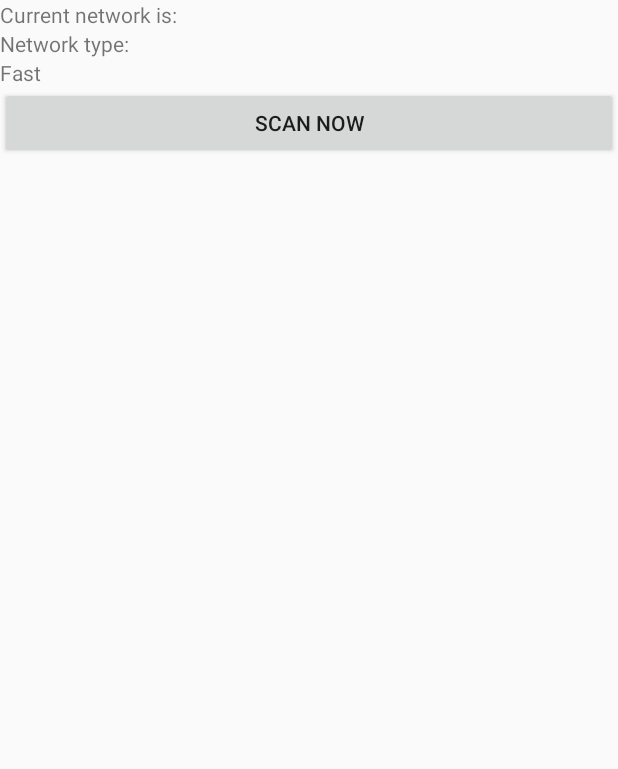
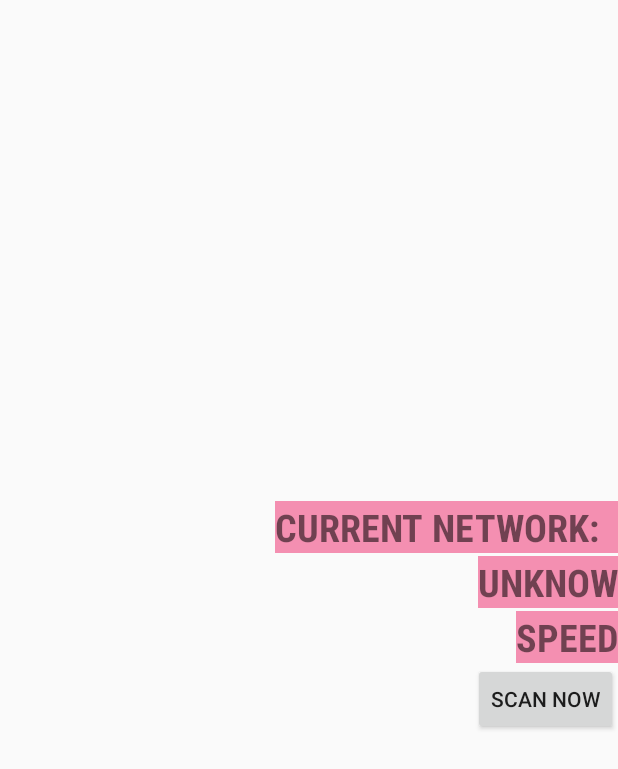
Before and after one commit to PhongHuynh93/Wifi2, an Android app: the layout fragment_mobile.xml on its own in the app's theme, with its tools: preview values and no code run, on a phone screen of 412 x 824 dp. Shown: the top 769 px of the screen. Run offline under Robolectric (Android 15) with nearby library versions, the phone set to English and light mode, and no system bars.

Commit message:
feat - change color, background network scan

```diff
--- a/app/src/main/res/layout/fragment_mobile.xml
+++ b/app/src/main/res/layout/fragment_mobile.xml
@@ -1,31 +1,57 @@
-<LinearLayout
+<FrameLayout
     xmlns:android="http://schemas.android.com/apk/res/android"
-    xmlns:tools="http://schemas.android.com/tools"
+    android:layout_width="match_parent"
+    android:layout_height="match_parent">
+
+    <ImageView
+        android:id="@+id/bg_scan_mobile"
         android:layout_width="match_parent"
         android:layout_height="match_parent"
-    android:orientation="vertical"
-    tools:context="dhbk.android.wifi2.fragments.MobileFragment">
+        android:scaleType="centerCrop"/>
+
+    <LinearLayout
+        android:layout_width="wrap_content"
+        android:layout_height="wrap_content"
+        android:layout_gravity="center_vertical|end"
+        android:gravity="end"
+        android:orientation="vertical">
 
         <TextView
-        android:layout_width="match_parent"
+            android:layout_marginBottom="@dimen/space_super_small"
+            android:layout_width="wrap_content"
             android:layout_height="wrap_content"
-        android:text="Current network is: "/>
+            android:background="@color/pink"
+            android:fontFamily="sans-serif-condensed"
+            android:text="CURRENT NETWORK:  "
+            android:textSize="@dimen/font_larger"
+            android:textStyle="bold"
+            />
 
         <TextView
+            android:layout_marginBottom="@dimen/space_super_small"
             android:id="@+id/network_type"
-        android:layout_width="match_parent"
+            android:layout_width="wrap_content"
             android:layout_height="wrap_content"
-        android:text="Network type: "/>
+            android:background="@color/pink"
+            android:fontFamily="sans-serif-condensed"
+            android:text="UNKNOW"
+            android:textSize="@dimen/font_larger"
+            android:textStyle="bold"/>
 
         <TextView
             android:id="@+id/network_speed"
-        android:layout_width="match_parent"
+            android:layout_width="wrap_content"
             android:layout_height="wrap_content"
-        android:text="Fast"/>
+            android:background="@color/pink"
+            android:fontFamily="sans-serif-condensed"
+            android:text="SPEED"
+            android:textSize="@dimen/font_larger"
+            android:textStyle="bold"/>
 
         <Button
-        android:layout_width="match_parent"
+            android:id="@+id/scan_mobile"
+            android:layout_width="wrap_content"
             android:layout_height="wrap_content"
-        android:id="@+id/scan_mobile"
             android:text="Scan now"/>
     </LinearLayout>
+</FrameLayout>
--- a/app/src/main/res/values/colors.xml
+++ b/app/src/main/res/values/colors.xml
@@ -12,4 +12,5 @@
     <color name="grey_light">#E0E0E0</color>
     <color name="grey_light_darker">#BDBDBD</color>
     <color name="grey_light_darker2">#616161</color>
+    <color name="pink">#F48FB1</color>
 </resources>
--- a/app/src/main/res/values/dimens.xml
+++ b/app/src/main/res/values/dimens.xml
@@ -14,4 +14,6 @@
     <dimen name="connect_wifi_dialog_margin_left">10dp</dimen>
     <dimen name="connect_wifi_dialog_authen_margin">20dp</dimen>
     <dimen name="space_small">10dp</dimen>
+    <dimen name="font_larger">25sp</dimen>
+    <dimen name="space_super_small">2dp</dimen>
 </resources>
```
Also changed, not shown: app/src/main/java/dhbk/android/wifi2/fragments/MobileFragment.java (+11 -3 lines), app/src/main/java/dhbk/android/wifi2/utils/BitmapWorkerTask.java (added, +75 -0 lines), app/src/main/res/drawable-nodpi/mobile.jpg (deleted), 1 other file. Lines whose indentation alone changed are shown as unchanged.
